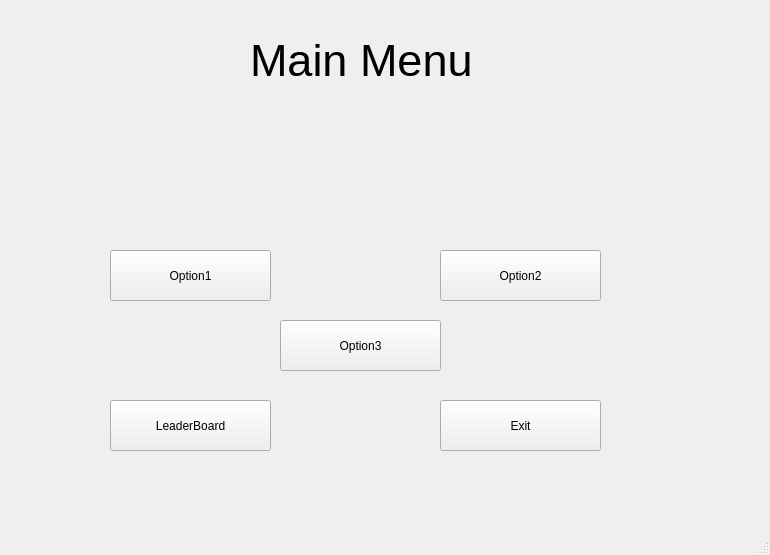
First picture: the form in app.ui, repository JohnPoleshchuk/KeyboardTrainer, before the edit.
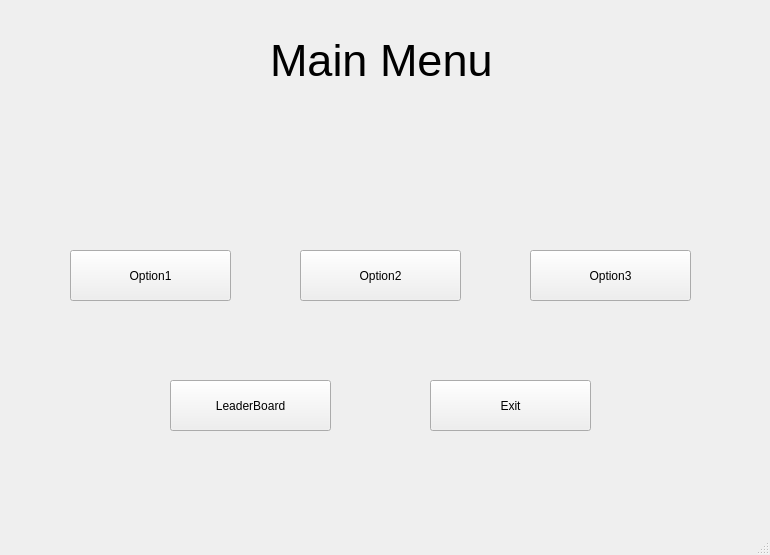
Second picture: the form after the edit. The open tabs and pages were chosen to show the change.

Patch:
```diff
--- a/app.ui
+++ b/app.ui
@@ -332,7 +332,7 @@
      <widget class="QLabel" name="label">
       <property name="geometry">
        <rect>
-        <x>270</x>
+        <x>290</x>
         <y>30</y>
         <width>231</width>
         <height>81</height>
@@ -350,7 +350,7 @@
      <widget class="QPushButton" name="ButtonOption1">
       <property name="geometry">
        <rect>
-        <x>130</x>
+        <x>90</x>
         <y>260</y>
         <width>161</width>
         <height>51</height>
@@ -363,8 +363,8 @@
      <widget class="QPushButton" name="ButtonExitMain">
       <property name="geometry">
        <rect>
-        <x>460</x>
-        <y>410</y>
+        <x>450</x>
+        <y>390</y>
         <width>161</width>
         <height>51</height>
        </rect>
@@ -376,8 +376,8 @@
      <widget class="QPushButton" name="ButtonLeaderBoard">
       <property name="geometry">
        <rect>
-        <x>130</x>
-        <y>410</y>
+        <x>190</x>
+        <y>390</y>
         <width>161</width>
         <height>51</height>
        </rect>
@@ -389,7 +389,7 @@
      <widget class="QPushButton" name="ButtonOption2">
       <property name="geometry">
        <rect>
-        <x>460</x>
+        <x>320</x>
         <y>260</y>
         <width>161</width>
         <height>51</height>
@@ -402,8 +402,8 @@
      <widget class="QPushButton" name="ButtonOption3">
       <property name="geometry">
        <rect>
-        <x>300</x>
-        <y>330</y>
+        <x>550</x>
+        <y>260</y>
         <width>161</width>
         <height>51</height>
        </rect>
```
